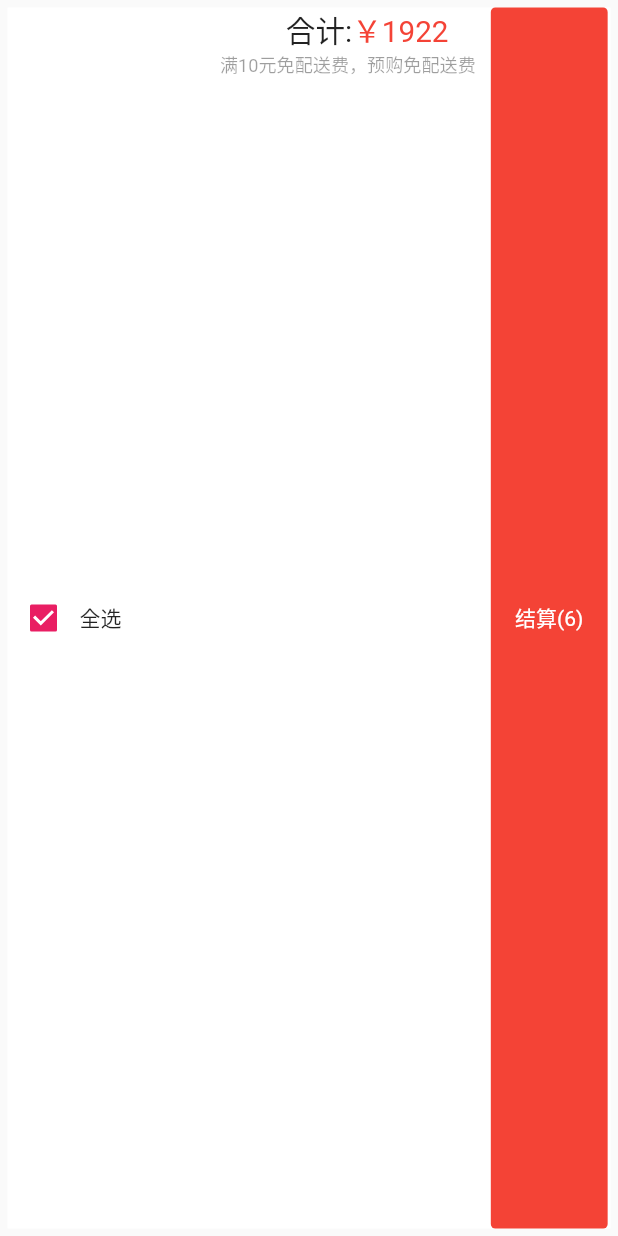
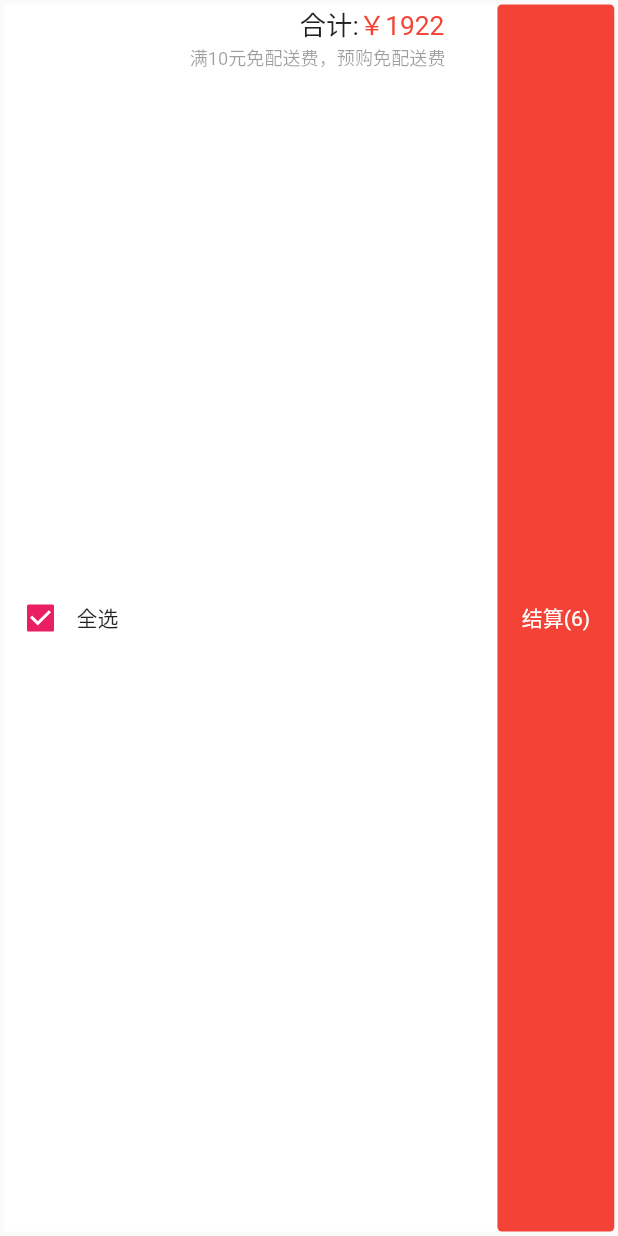
Before and after one commit to bluesealycn/flutter_shop, a Flutter app: the CartBottom widget shown alone on an empty page, opened directly, on a phone screen of 412 x 824 dp. Run offline on Flutter 3.47's test engine with Material 2 defaults, Android fonts, the phone set to English and light mode, and no system bars; our stand-ins replace dio, fluro, flutter_easyrefresh, flutter_html, flutter_screenutil, flutter_swiper and 2 more; missing offline and left inert: provide; accounts and stored records are empty; network calls fail; statements that could not run were skipped.

Commit message:
56/57change

```diff
--- a/lib/model/cartInfo.dart
+++ b/lib/model/cartInfo.dart
@@ -4,9 +4,10 @@ class CartInfoModel {
   int count;
   double price;
   String images;
+  bool isCheck;
 
   CartInfoModel(
-      {this.goodsId, this.goodsName, this.count, this.price, this.images});
+      {this.goodsId, this.goodsName, this.count, this.price, this.images,this.isCheck});
 
   CartInfoModel.fromJson(Map<String, dynamic> json) {
     goodsId = json['goodsId'];
@@ -14,6 +15,7 @@ class CartInfoModel {
     count = json['count'];
     price = json['price'];
     images = json['images'];
+    isCheck = json['isCheck'];
   }
 
   Map<String, dynamic> toJson() {
@@ -23,6 +25,7 @@ class CartInfoModel {
     data['count'] = this.count;
     data['price'] = this.price;
     data['images'] = this.images;
+    data['isCheck'] = this.isCheck;
     return data;
   }
 }
--- a/lib/pages/cart_page/cart_bottom.dart
+++ b/lib/pages/cart_page/cart_bottom.dart
@@ -6,7 +6,7 @@ class CartBottom extends StatelessWidget {
   @override
   Widget build(BuildContext context) {
     return Container(
-      margin: EdgeInsets.all(5.0),
+      margin: EdgeInsets.all(3.0),
       color: Colors.white,
       width: ScreenUtil().setWidth(750),
       child: Row(
@@ -22,6 +22,7 @@ class CartBottom extends StatelessWidget {
   //全选按钮
   Widget _selectAllBtn(){
     return Container(
+      width: ScreenUtil().setWidth(180),
       child: Row(
         children: <Widget>[
           Checkbox(
@@ -39,7 +40,7 @@ class CartBottom extends StatelessWidget {
   Widget _allPriceArea(){
 
     return Container(
-      width: ScreenUtil().setWidth(430),
+      width: ScreenUtil().setWidth(400),
       alignment: Alignment.centerRight,
       child: Column(
         children: <Widget>[
@@ -47,21 +48,21 @@ class CartBottom extends StatelessWidget {
             children: <Widget>[
               Container(
                 alignment: Alignment.centerRight,
-                width: ScreenUtil().setWidth(280),
+                width: ScreenUtil().setWidth(250),
                 child: Text(
                   '合计:',
                   style:TextStyle(
-                    fontSize: ScreenUtil().setSp(36)
+                    fontSize: ScreenUtil().setSp(32)
                   )
                 ),
               ),
               Container(
                  alignment: Alignment.centerLeft,
-                width: ScreenUtil().setWidth(150),
+                width: ScreenUtil().setWidth(140),
                 child: Text(
                   '￥1922',
                   style:TextStyle(
-                    fontSize: ScreenUtil().setSp(36),
+                    fontSize: ScreenUtil().setSp(32),
                     color: Colors.red,
                   )
                 ),
@@ -72,8 +73,8 @@ class CartBottom extends StatelessWidget {
             ],
           ),
           Container(
-            width: ScreenUtil().setWidth(430),
-            alignment: Alignment.centerRight,
+            width: ScreenUtil().setWidth(400),
+            alignment: Alignment.center,
             child: Text(
               '满10元免配送费，预购免配送费',
               style: TextStyle(
--- a/lib/pages/cart_page/cart_item.dart
+++ b/lib/pages/cart_page/cart_item.dart
@@ -1,6 +1,7 @@
 import 'package:flutter/material.dart';
 import 'package:flutter_screenutil/flutter_screenutil.dart';
 import '../../model/cartInfo.dart';
+import './cart_count.dart';
 
 
 class CartItem extends StatelessWidget {
@@ -34,7 +35,7 @@ class CartItem extends StatelessWidget {
   Widget _cartCheckBt(item){
     return Container(
       child: Checkbox(
-        value: true,
+        value: item.isCheck,
         activeColor:Colors.pink,
         onChanged: (bool val){},
       ),
@@ -62,7 +63,8 @@ class CartItem extends StatelessWidget {
       alignment: Alignment.topLeft,
       child: Column(
         children: <Widget>[
-          Text(item.goodsName)
+          Text(item.goodsName),
+          CartCount()
         ],
       ),
     );
```
Also changed, not shown: lib/pages/cart_page/cart_count.dart (added, +73 -0 lines), lib/provide/cart.dart (+4 -3 lines).
